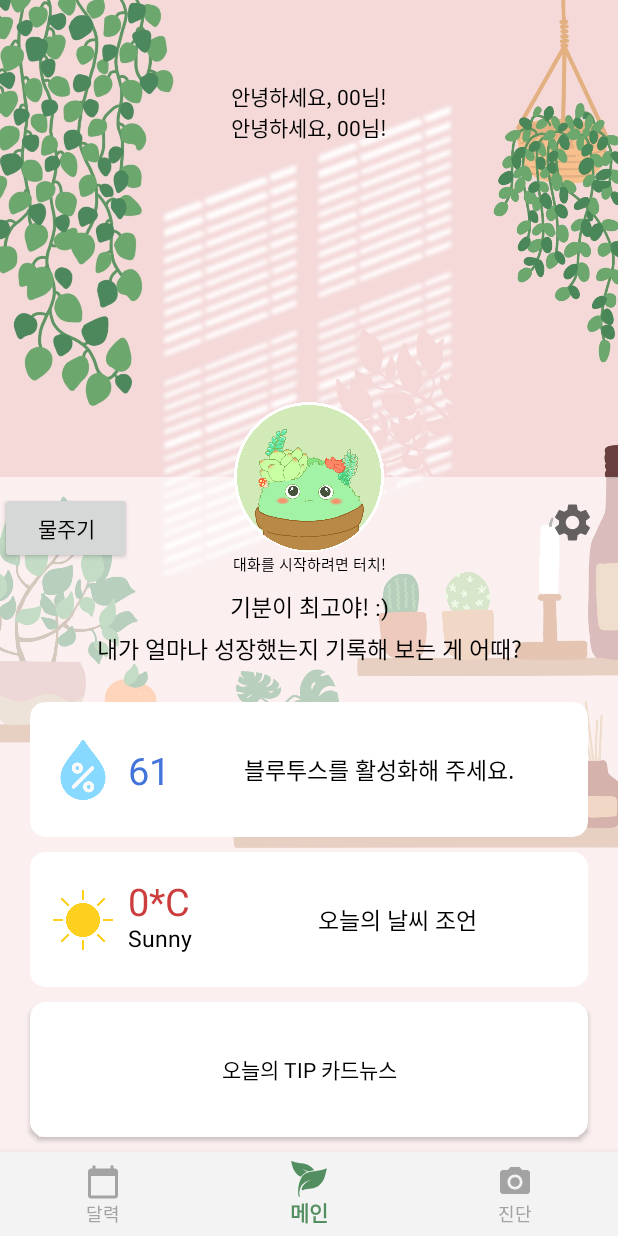
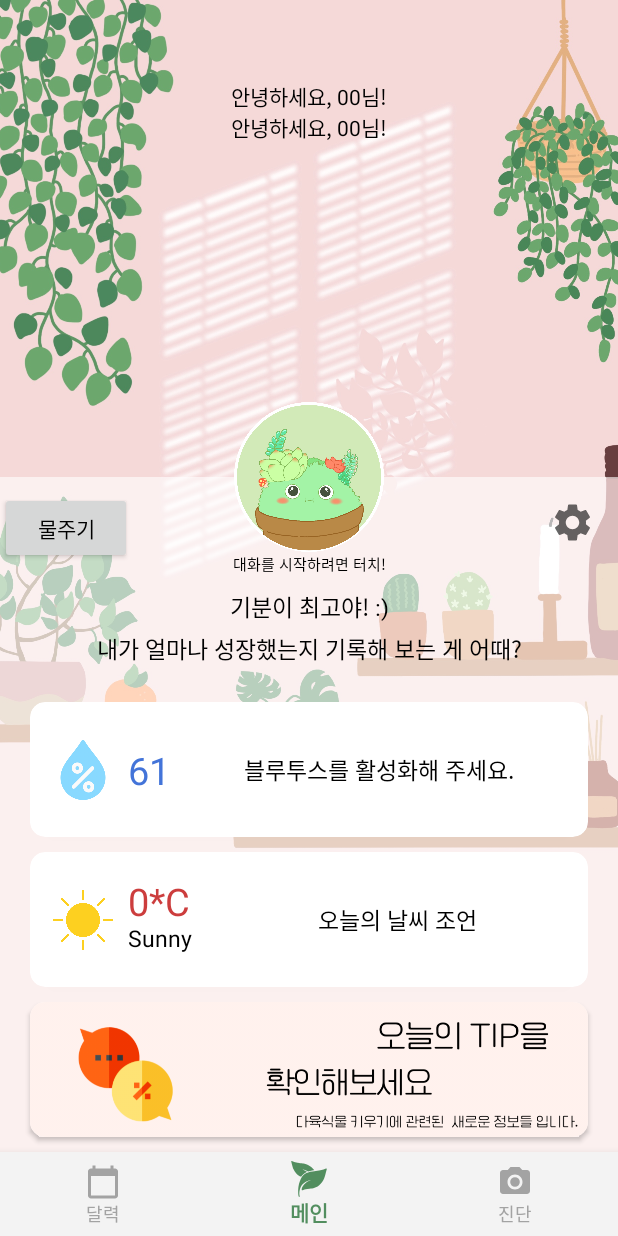
Before and after one commit to Leafy-Your-new-buddy/Leafy, an Android app: the MainFragment screen opened directly, with no data from a screen before it, on a phone screen of 412 x 824 dp. Run offline under Robolectric (Android 15) with nearby library versions, the light colour scheme and no system bars; our stand-ins replace Firebase (no records; nobody signed in at launch, a user with empty details on screens opened directly); libraries missing offline, so code that uses them is left out: com.loopj.android.

Commit message:
카드뉴스메인 썸네일 이미지 추가

```diff
--- a/app/src/main/res/layout/fragment_main.xml
+++ b/app/src/main/res/layout/fragment_main.xml
@@ -262,6 +262,13 @@
                     android:layout_height="match_parent"
                     android:gravity="center"
                     android:text="오늘의 TIP 카드뉴스" />
+                <ImageView
+                    android:id="@+id/cardNewsThumb"
+                    android:layout_width="wrap_content"
+                    android:layout_height="200dp"
+                    android:scaleType="centerCrop"
+                    android:paddingBottom="30dp"
+                    android:src="@drawable/thumbnail"></ImageView>
             </androidx.cardview.widget.CardView>
 
 
```
Also changed, not shown: app/src/main/res/drawable/thumbnail.png.
